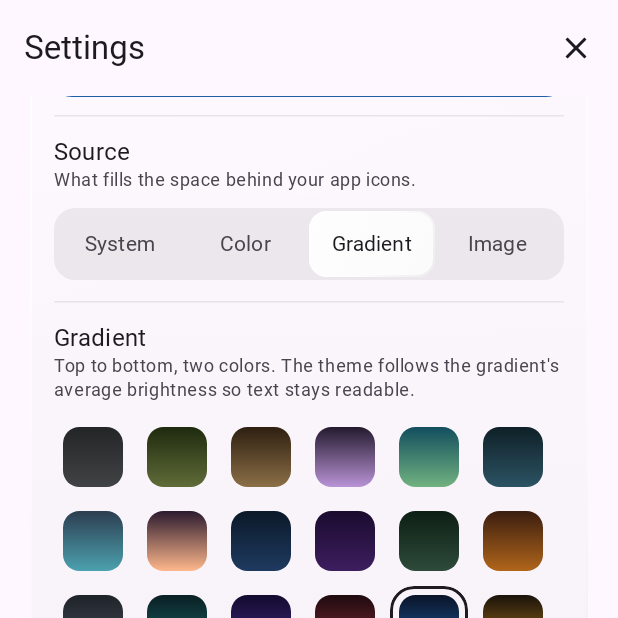
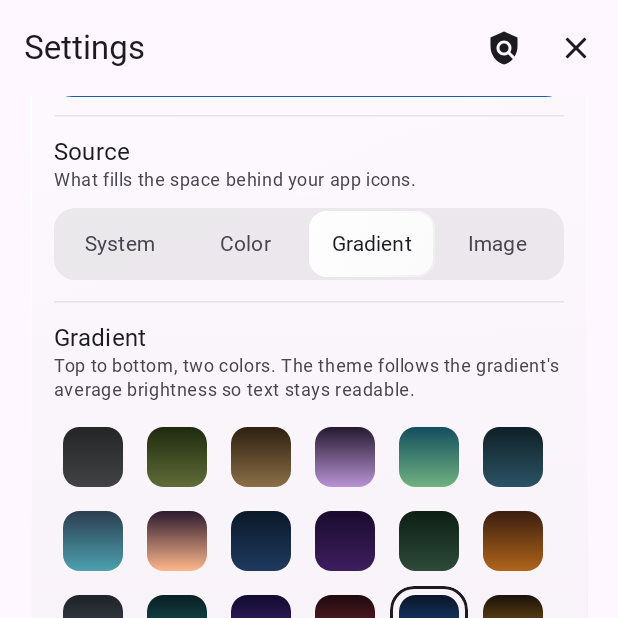
Before and after one commit to SadaqahCode/muslim-launcher, an Android app built with Jetpack Compose: the SettingsScreen screen opened through its navigation route, scrolled down 950 dp, on a phone screen of 412 x 824 dp, the top half of it. Run offline under Robolectric (Android 15) with nearby library versions, the phone set to English and light mode, and no system bars; our stand-ins replace Dagger/Hilt's generated code; libraries missing offline, so code that uses them is left out: androidx.hilt.lifecycle, com.flagodna.debugprint, my.nanihadesuka.compose; missing, so only their content is drawn: LazyColumnScrollbar, LazyVerticalGridScrollbar; pictures from the network do not load; Roboto replaces fonts that are not available here; 10 statements that could not run were skipped.

Commit message:
0.4.3 PT13

```diff
--- a/dev/app/src/main/java/com/sadaqahcode/muslimlauncher/navigation/AppNavHost.kt
+++ b/dev/app/src/main/java/com/sadaqahcode/muslimlauncher/navigation/AppNavHost.kt
@@ -24,10 +24,10 @@ import com.sadaqahcode.muslimlauncher.domain.model.ToolRegistry
 import com.sadaqahcode.muslimlauncher.domain.model.WallpaperTextMode
 import com.sadaqahcode.muslimlauncher.ui.home.HomeScreen
 import com.sadaqahcode.muslimlauncher.ui.home.HomeViewModel
+import com.sadaqahcode.muslimlauncher.ui.settings.LicensesScreen
 import com.sadaqahcode.muslimlauncher.ui.settings.SettingsScreen
 import com.sadaqahcode.muslimlauncher.ui.tools.detail.ToolDetailScreen
 import kotlinx.coroutines.flow.StateFlow
-
 
 @Composable
 fun AppNavHost(
@@ -110,6 +110,16 @@ fun AppNavHost(
         composable(AppRoutes.SETTINGS) {
             SettingsScreen(
                 onClose = { navController.popBackStack() },
+                onOpenLicenses = {
+                    navController.navigate(AppRoutes.LICENSES) {
+                        launchSingleTop = true
+                    }
+                },
+            )
+        }
+        composable(AppRoutes.LICENSES) {
+            LicensesScreen(
+                onBack = { navController.popBackStack() },
             )
         }
         composable(
--- a/dev/app/src/main/java/com/sadaqahcode/muslimlauncher/navigation/AppRoutes.kt
+++ b/dev/app/src/main/java/com/sadaqahcode/muslimlauncher/navigation/AppRoutes.kt
@@ -6,6 +6,7 @@ import com.sadaqahcode.muslimlauncher.domain.model.WallpaperTextMode
 object AppRoutes {
     const val HOME = "home"
     const val SETTINGS = "settings"
+    const val LICENSES = "licenses"
 
     const val TOOL_DETAIL =
         "tool/{toolId}?dark={dark}&mode={mode}&halo={halo}&adapt={adapt}"
--- a/dev/app/src/main/java/com/sadaqahcode/muslimlauncher/ui/settings/SettingsScreen.kt
+++ b/dev/app/src/main/java/com/sadaqahcode/muslimlauncher/ui/settings/SettingsScreen.kt
@@ -38,6 +38,7 @@ import androidx.compose.foundation.shape.CircleShape
 import androidx.compose.foundation.shape.RoundedCornerShape
 import androidx.compose.material.icons.Icons
 import androidx.compose.material.icons.filled.Close
+import androidx.compose.material.icons.filled.Policy
 import androidx.compose.material.icons.outlined.Delete
 import androidx.compose.material.icons.outlined.Image
 import androidx.compose.material3.Button
@@ -100,6 +101,7 @@ private val GroupShape = RoundedCornerShape(24.dp)
 @Composable
 fun SettingsScreen(
     onClose: () -> Unit,
+    onOpenLicenses: () -> Unit,
     viewModel: SettingsViewModel = hiltViewModel(),
 ) {
     val s by viewModel.settings.collectAsStateWithLifecycle()
@@ -144,6 +146,9 @@ fun SettingsScreen(
             LargeTopAppBar(
                 title = { Text("Settings") },
                 actions = {
+                    IconButton(onClick = onOpenLicenses) {
+                        Icon(Icons.Default.Policy, contentDescription = "Open Source Licenses")
+                    }
                     IconButton(onClick = onClose) {
                         Icon(Icons.Default.Close, contentDescription = "Close settings")
                     }
--- a/dev/app/src/main/java/com/sadaqahcode/muslimlauncher/ui/tools/components/ToolCard.kt
+++ b/dev/app/src/main/java/com/sadaqahcode/muslimlauncher/ui/tools/components/ToolCard.kt
@@ -3,22 +3,19 @@ package com.sadaqahcode.muslimlauncher.ui.tools.components
 import androidx.compose.animation.core.Spring
 import androidx.compose.animation.core.animateFloatAsState
 import androidx.compose.animation.core.spring
-import androidx.compose.foundation.background
 import androidx.compose.foundation.clickable
 import androidx.compose.foundation.interaction.MutableInteractionSource
 import androidx.compose.foundation.interaction.collectIsPressedAsState
 import androidx.compose.foundation.layout.Arrangement
 import androidx.compose.foundation.layout.Box
 import androidx.compose.foundation.layout.Column
-import androidx.compose.foundation.layout.Row
 import androidx.compose.foundation.layout.Spacer
 import androidx.compose.foundation.layout.fillMaxSize
 import androidx.compose.foundation.layout.fillMaxWidth
 import androidx.compose.foundation.layout.height
+import androidx.compose.foundation.layout.offset
 import androidx.compose.foundation.layout.padding
 import androidx.compose.foundation.layout.size
-import androidx.compose.foundation.layout.width
-import androidx.compose.foundation.shape.CircleShape
 import androidx.compose.foundation.shape.RoundedCornerShape
 import androidx.compose.material3.Icon
 import androidx.compose.material3.MaterialTheme
@@ -41,6 +38,9 @@ import com.sadaqahcode.muslimlauncher.ui.theme.glass
 private val CARD_HEIGHT = 150.dp
 private val CARD_RADIUS = 24.dp
 
+private val WATERMARK_SIZE = 104.dp
+private val WATERMARK_OFFSET = 26.dp
+
 @Composable
 internal fun ToolCard(
     icon: ImageVector,
@@ -53,6 +53,7 @@ internal fun ToolCard(
 ) {
     val colors = MaterialTheme.colorScheme
     val isDark = colors.background.luminance() < 0.5f
+    val shape = RoundedCornerShape(CARD_RADIUS)
 
     val interaction = remember { MutableInteractionSource() }
     val pressed by interaction.collectIsPressedAsState()
@@ -64,6 +65,13 @@ internal fun ToolCard(
         ),
         label = "toolCardPress",
     )
+    val watermarkAlpha = animateFloatAsState(
+        targetValue = when {
+            pressed -> if (isDark) 0.20f else 0.17f
+            else -> if (isDark) 0.14f else 0.12f
+        },
+        label = "toolCardWatermark",
+    )
 
     Box(
         modifier = modifier
@@ -73,7 +81,8 @@ internal fun ToolCard(
                 scaleX = scale.value
                 scaleY = scale.value
             }
-            .glass(RoundedCornerShape(CARD_RADIUS))
+            .glass(shape)
+            .clip(shape)
             .clickable(
                 interactionSource = interaction,
                 indication = null,
@@ -82,28 +91,23 @@ internal fun ToolCard(
                 onClick = onClick,
             )
     ) {
+        Icon(
+            imageVector = icon,
+            contentDescription = null,
+            tint = colors.primary,
+            modifier = Modifier
+                .align(Alignment.BottomEnd)
+                .offset(x = WATERMARK_OFFSET, y = WATERMARK_OFFSET)
+                .size(WATERMARK_SIZE)
+                .graphicsLayer { alpha = watermarkAlpha.value },
+        )
+
         Column(
             modifier = Modifier
                 .fillMaxSize()
                 .padding(18.dp),
             verticalArrangement = Arrangement.SpaceBetween,
         ) {
-            Row(verticalAlignment = Alignment.CenterVertically) {
-                Box(
-                    modifier = Modifier
-                        .size(32.dp)
-                        .clip(CircleShape)
-                        .background(colors.onSurface.copy(alpha = if (isDark) 0.10f else 0.06f)),
-                    contentAlignment = Alignment.Center,
-                ) {
-                    Icon(
-                        imageVector = icon,
-                        contentDescription = null,
-                        tint = colors.primary,
-                        modifier = Modifier.size(18.dp),
-                    )
-                }
-                Spacer(Modifier.width(10.dp))
             Text(
                 text = title,
                 style = MaterialTheme.typography.titleMedium,
@@ -112,7 +116,6 @@ internal fun ToolCard(
                 maxLines = 2,
                 overflow = TextOverflow.Ellipsis,
             )
-            }
             Column {
                 Text(
                     text = liveValue,
--- a/dev/app/src/main/res/raw/keep.xml
+++ b/dev/app/src/main/res/raw/keep.xml
@@ -0,0 +1,2 @@
+<resources xmlns:tools="http://schemas.android.com/tools"
+    tools:keep="@raw/aboutlibraries" />
--- a/dev/app/src/main/res/values/strings.xml
+++ b/dev/app/src/main/res/values/strings.xml
@@ -104,7 +104,7 @@
     <string name="tool_halal_food_finder_title">Halal Food Finder</string>
     <string name="tool_halal_food_finder_sub">Find halal food</string>
     <string name="tool_islam_calculator_title">Calculator</string>
-    <string name="tool_islam_calculator_sub">Fidyah, Faraid &amp; Kaffarah</string>
+    <string name="tool_islam_calculator_sub">Calculate Zakat, Fidyah, Islamic inheritance &amp; Kaffarah</string>
     <string name="tool_islamic_countdown_title">Countdown</string>
     <string name="tool_islamic_countdown_sub">Ramadan &amp; Eid al-Fitr</string>
     <string name="tool_remind_me_title">Remind Me</string>
--- a/dev/build.gradle.kts
+++ b/dev/build.gradle.kts
@@ -4,4 +4,5 @@ plugins {
     alias(libs.plugins.kotlin.compose) apply false
     alias(libs.plugins.ksp) apply false
     id("com.google.dagger.hilt.android") version "2.60.1" apply false
+    id("com.mikepenz.aboutlibraries.plugin.android") version "15.3.0" apply false
 }
--- a/dev/gradle/libs.versions.toml
+++ b/dev/gradle/libs.versions.toml
@@ -16,6 +16,7 @@ dataStore = "1.3.0"
 kotlinxDatetime = "0.8.0"
 kotlinxCoroutines = "1.11.0"
 navigationCompose = "2.10.2"
+aboutlibraries = "15.3.0"
 ui = "1.12.1"
 material = "1.14.0"
 
@@ -47,10 +48,12 @@ kotlinx-datetime           = { group = "org.jetbrains.kotlinx", name = "kotlinx-
 kotlinx-coroutines-android = { group = "org.jetbrains.kotlinx", name = "kotlinx-coroutines-android", version.ref = "kotlinxCoroutines" }
 kotlinx-coroutines-test    = { group = "org.jetbrains.kotlinx", name = "kotlinx-coroutines-test",    version.ref = "kotlinxCoroutines" }
 hilt-lifecycle-viewmodel-compose = { group = "androidx.hilt", name = "hilt-lifecycle-viewmodel-compose", version.ref = "hilt-compose" }
+aboutlibraries-compose-m3 = { group = "com.mikepenz", name = "aboutlibraries-compose-m3", version.ref = "aboutlibraries" }
 androidx-ui = { group = "androidx.compose.ui", name = "ui", version.ref = "ui" }
 material = { group = "com.google.android.material", name = "material", version.ref = "material" }
 
 [plugins]
 android-application = { id = "com.android.application", version.ref = "agp" }
 kotlin-compose = { id = "org.jetbrains.kotlin.plugin.compose", version.ref = "kotlin" }
+aboutlibraries-android = { id = "com.mikepenz.aboutlibraries.plugin.android", version.ref = "aboutlibraries" }
 ksp = { id = "com.google.devtools.ksp", version.ref = "ksp" }
```
Also changed, not shown: dev/app/build.gradle.kts (+10 -0 lines), dev/app/src/main/java/com/sadaqahcode/muslimlauncher/domain/model/ToolsModel.kt (+13 -12 lines), dev/app/src/main/java/com/sadaqahcode/muslimlauncher/ui/settings/LicensesScreen.kt (+40 -1 lines), 10 other files. Lines whose indentation alone changed are shown as unchanged.
